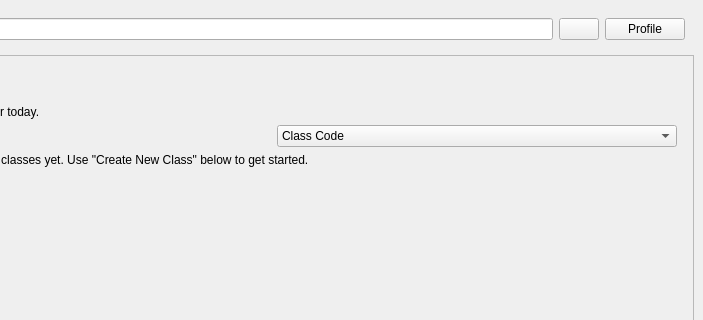
This is ui/main_window.ui in imndllnuri/students-attendance-app as Qt 5 draws it before an edit; both pictures show x 375 to 1078 and y 0 to 320 of the 1078 by 853 pixel window. The edited form follows.
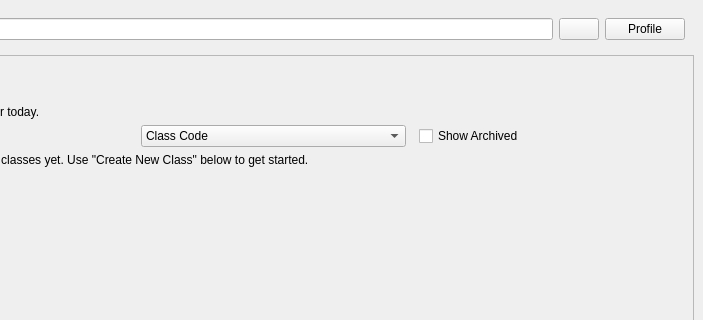
This is the edited form. Icons and pictures are not drawn.

Commit message:
#8: Archive class instead of hard delete
Classes now have an archived flag (defensive ALTER TABLE for existing
DBs). The class list hides archived classes by default; a "Show
Archived" checkbox switches to an archived-only view with
Unarchive/Delete Permanently actions. The "X" button on active classes
now archives instead of hard-deleting.

Also adds a generic PATCH /classes/<class_id> endpoint (fields +
schedule), which the upcoming Edit Class feature will reuse.

The edit to the form file:
```diff
--- a/ui/main_window.ui
+++ b/ui/main_window.ui
@@ -144,6 +144,11 @@
                 <property name="orientation"><enum>Qt::Horizontal</enum></property>
                </spacer>
               </item>
+              <item>
+               <widget class="QCheckBox" name="show_archived_cb">
+                <property name="text"><string>Show Archived</string></property>
+               </widget>
+              </item>
              </layout>
             </item>
             <item>
```
The commit also changes 13 other files.
